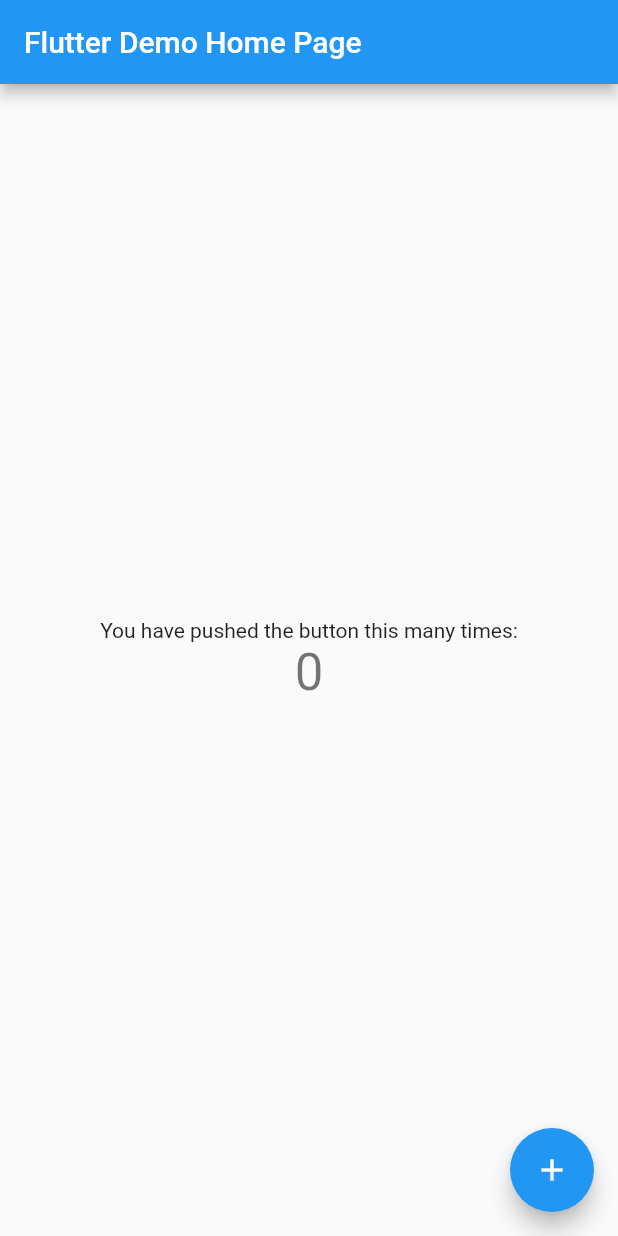
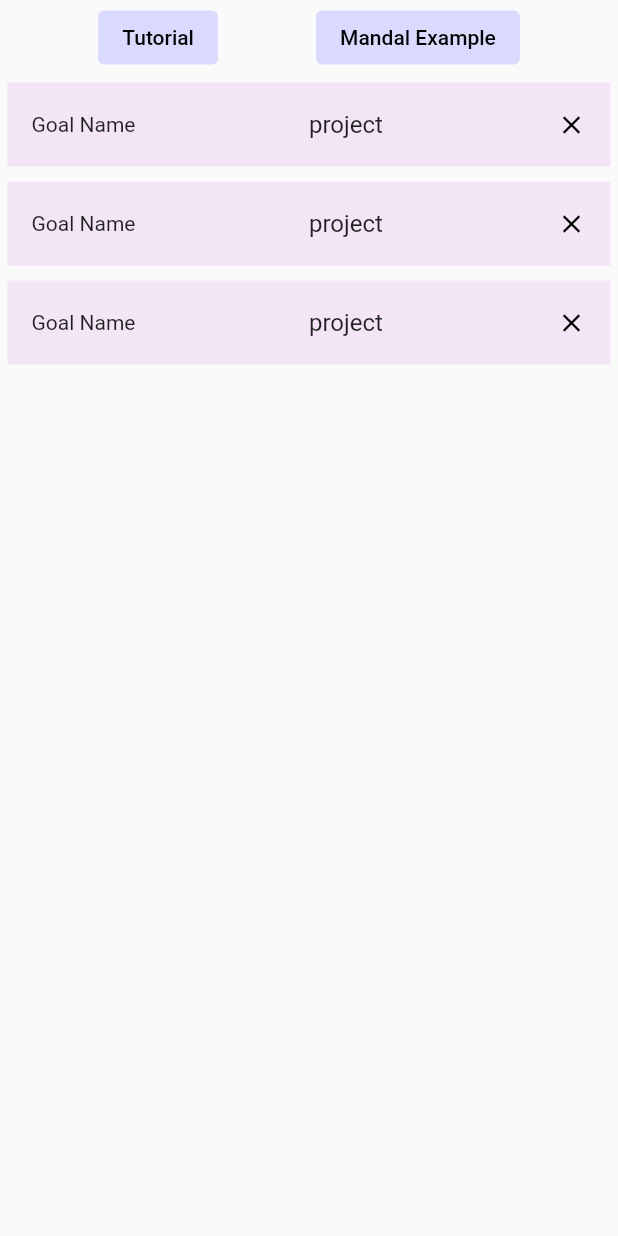
Before and after one commit to Ashhas/mandel-art-planner, a Flutter app: the screen it shows after launch, on a phone screen of 412 x 824 dp. Run offline on Flutter 3.47's test engine with Material 2 defaults, Android fonts, the phone set to English and light mode, and no system bars.

Commit message:
Add basic UI

```diff
--- a/lib/main.dart
+++ b/lib/main.dart
@@ -1,4 +1,5 @@
 import 'package:flutter/material.dart';
+import 'package:mandel_art_planner/presentation/home/home.dart';
 
 void main() {
   runApp(const MyApp());
@@ -7,109 +8,14 @@ void main() {
 class MyApp extends StatelessWidget {
   const MyApp({super.key});
 
-  // This widget is the root of your application.
   @override
   Widget build(BuildContext context) {
     return MaterialApp(
       title: 'Flutter Demo',
       theme: ThemeData(
-        // This is the theme of your application.
-        //
-        // Try running your application with "flutter run". You'll see the
-        // application has a blue toolbar. Then, without quitting the app, try
-        // changing the primarySwatch below to Colors.green and then invoke
-        // "hot reload" (press "r" in the console where you ran "flutter run",
-        // or simply save your changes to "hot reload" in a Flutter IDE).
-        // Notice that the counter didn't reset back to zero; the application
-        // is not restarted.
         primarySwatch: Colors.blue,
       ),
-      home: const MyHomePage(title: 'Flutter Demo Home Page'),
+      home:  const Home(),
     );
   }
 }
-
-class MyHomePage extends StatefulWidget {
-  const MyHomePage({super.key, required this.title});
-
-  // This widget is the home page of your application. It is stateful, meaning
-  // that it has a State object (defined below) that contains fields that affect
-  // how it looks.
-
-  // This class is the configuration for the state. It holds the values (in this
-  // case the title) provided by the parent (in this case the App widget) and
-  // used by the build method of the State. Fields in a Widget subclass are
-  // always marked "final".
-
-  final String title;
-
-  @override
-  State<MyHomePage> createState() => _MyHomePageState();
-}
-
-class _MyHomePageState extends State<MyHomePage> {
-  int _counter = 0;
-
-  void _incrementCounter() {
-    setState(() {
-      // This call to setState tells the Flutter framework that something has
-      // changed in this State, which causes it to rerun the build method below
-      // so that the display can reflect the updated values. If we changed
-      // _counter without calling setState(), then the build method would not be
-      // called again, and so nothing would appear to happen.
-      _counter++;
-    });
-  }
-
-  @override
-  Widget build(BuildContext context) {
-    // This method is rerun every time setState is called, for instance as done
-    // by the _incrementCounter method above.
-    //
-    // The Flutter framework has been optimized to make rerunning build methods
-    // fast, so that you can just rebuild anything that needs updating rather
-    // than having to individually change instances of widgets.
-    return Scaffold(
-      appBar: AppBar(
-        // Here we take the value from the MyHomePage object that was created by
-        // the App.build method, and use it to set our appbar title.
-        title: Text(widget.title),
-      ),
-      body: Center(
-        // Center is a layout widget. It takes a single child and positions it
-        // in the middle of the parent.
-        child: Column(
-          // Column is also a layout widget. It takes a list of children and
-          // arranges them vertically. By default, it sizes itself to fit its
-          // children horizontally, and tries to be as tall as its parent.
-          //
-          // Invoke "debug painting" (press "p" in the console, choose the
-          // "Toggle Debug Paint" action from the Flutter Inspector in Android
-          // Studio, or the "Toggle Debug Paint" command in Visual Studio Code)
-          // to see the wireframe for each widget.
-          //
-          // Column has various properties to control how it sizes itself and
-          // how it positions its children. Here we use mainAxisAlignment to
-          // center the children vertically; the main axis here is the vertical
-          // axis because Columns are vertical (the cross axis would be
-          // horizontal).
-          mainAxisAlignment: MainAxisAlignment.center,
-          children: <Widget>[
-            const Text(
-              'You have pushed the button this many times:',
-            ),
-            Text(
-              '$_counter',
-              style: Theme.of(context).textTheme.headline4,
-            ),
-          ],
-        ),
-      ),
-      floatingActionButton: FloatingActionButton(
-        onPressed: _incrementCounter,
-        tooltip: 'Increment',
-        child: const Icon(Icons.add),
-      ), // This trailing comma makes auto-formatting nicer for build methods.
-    );
-  }
-}
--- /dev/null
+++ b/lib/presentation/common/primary_button.dart
@@ -0,0 +1,30 @@
+import 'package:flutter/material.dart';
+
+class PrimaryButton extends StatelessWidget {
+  final String title;
+  final VoidCallback? onTap;
+
+  const PrimaryButton({
+    required this.title,
+    this.onTap,
+    super.key,
+  });
+
+  @override
+  Widget build(BuildContext context) {
+    return ElevatedButton(
+      onPressed: onTap,
+      style: ButtonStyle(
+        backgroundColor: MaterialStateProperty.all<Color>(
+          const Color(0xFFdadaff),
+        ),
+      ),
+      child: Text(
+        title,
+        style: const TextStyle(
+          color: Colors.black,
+        ),
+      ),
+    );
+  }
+}
--- /dev/null
+++ b/lib/presentation/home/home.dart
@@ -0,0 +1,57 @@
+import 'package:flutter/material.dart';
+import 'package:mandel_art_planner/presentation/common/primary_button.dart';
+import 'package:mandel_art_planner/presentation/home/widgets/project_tile.dart';
+
+class Home extends StatefulWidget {
+  const Home({super.key});
+
+  @override
+  State<Home> createState() => _HomeState();
+}
+
+class _HomeState extends State<Home> {
+  @override
+  Widget build(BuildContext context) {
+    return Scaffold(
+      body: SafeArea(
+        child: Column(
+          children: [
+            Center(
+              child: SizedBox(
+                height: 50,
+                child: Row(
+                  mainAxisSize: MainAxisSize.max,
+                  mainAxisAlignment: MainAxisAlignment.spaceEvenly,
+                  children: const [
+                    PrimaryButton(
+                      title: 'Tutorial',
+                    ),
+                    PrimaryButton(
+                      title: 'Mandal Example',
+                    )
+                  ],
+                ),
+              ),
+            ),
+            Expanded(
+              child: ListView.separated(
+                padding: const EdgeInsets.all(5),
+                itemCount: 3,
+                physics: const ClampingScrollPhysics(),
+                separatorBuilder: (BuildContext context, int index) =>
+                    const SizedBox(
+                  height: 10,
+                ),
+                itemBuilder: (BuildContext context, int index) {
+                  return const ProjectTile(
+                    projectName: 'project',
+                  );
+                },
+              ),
+            ),
+          ],
+        ),
+      ),
+    );
+  }
+}
--- /dev/null
+++ b/lib/presentation/home/widgets/project_tile.dart
@@ -0,0 +1,33 @@
+import 'package:flutter/material.dart';
+
+class ProjectTile extends StatelessWidget {
+  final String projectName;
+
+  const ProjectTile({
+    required this.projectName,
+    super.key,
+  });
+
+  @override
+  Widget build(BuildContext context) {
+    return ListTile(
+      title: Center(
+        child: Text(projectName),
+      ),
+      leading: Column(
+        mainAxisAlignment: MainAxisAlignment.center,
+        children: const [
+          Text(
+            'Goal Name',
+          )
+        ],
+      ),
+      tileColor: const Color(0xFFf3e5f5),
+      trailing: const Icon(
+        Icons.close,
+        color: Colors.black,
+        size: 20,
+      ),
+    );
+  }
+}
```
Also changed, not shown: lib/presentation/common/grid_widget.dart (added, +110 -0 lines), lib/presentation/project/project_screen.dart (added, +43 -0 lines), pubspec.yaml (+4 -53 lines), pubspec.lock, 7 other files.
